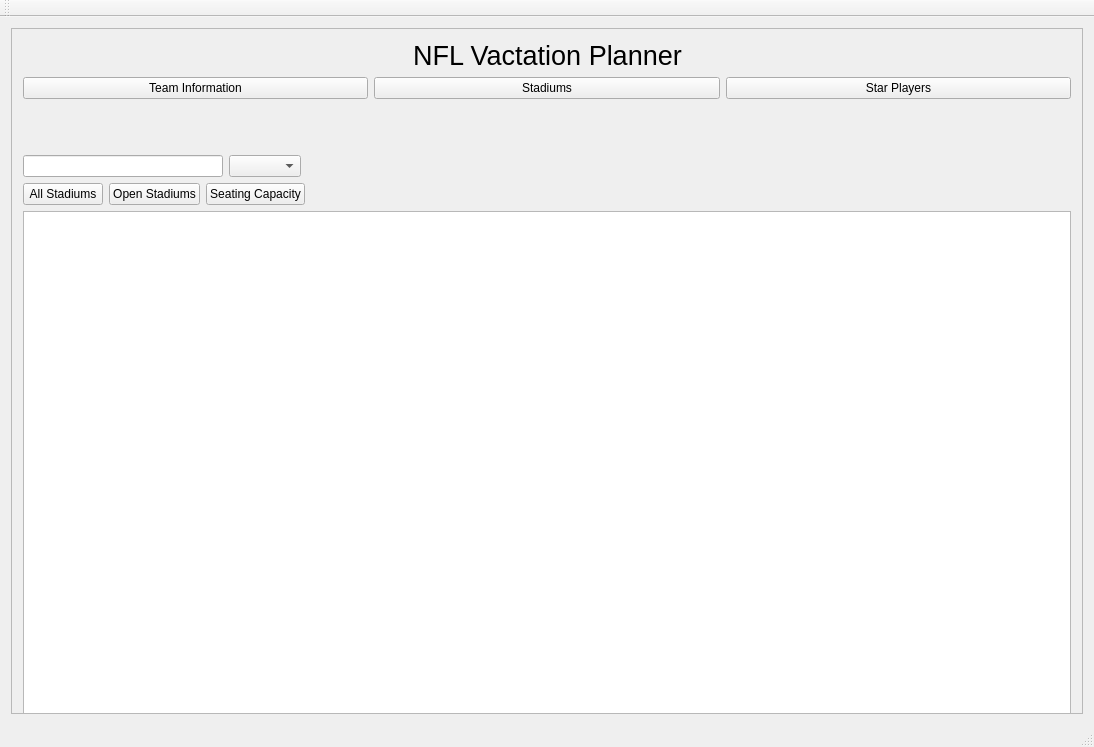
The window that mainwindow.ui (Cyriously1/NFLTour) describes before a commit, drawn with Qt 5.
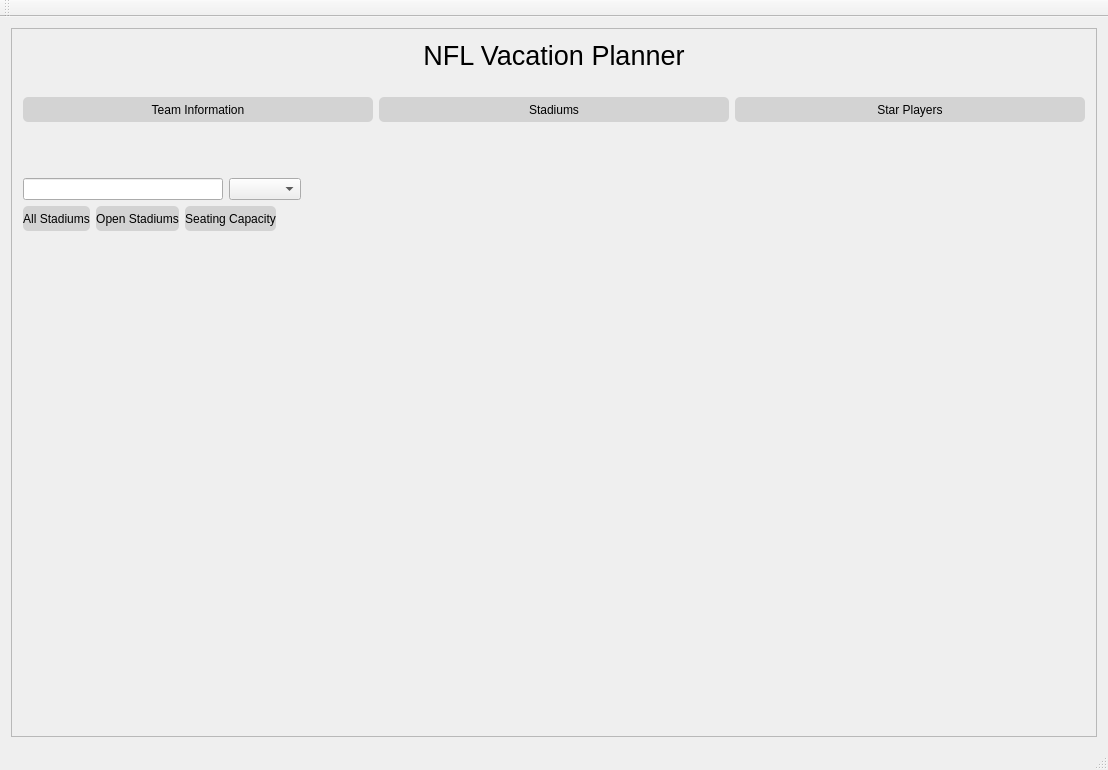
The same window after the commit. Icons and pictures are not drawn.

Commit message: main window ui

What changed in the file:
```diff
--- a/mainwindow.ui
+++ b/mainwindow.ui
@@ -6,13 +6,41 @@
    <rect>
     <x>0</x>
     <y>0</y>
-    <width>1094</width>
-    <height>747</height>
+    <width>1108</width>
+    <height>770</height>
    </rect>
   </property>
   <property name="windowTitle">
    <string>MainWindow</string>
   </property>
+  <property name="styleSheet">
+   <string notr="true">QTableWidget {
+	background: transparent;
+	border-radius: 4px;
+	font-weight: bold;
+	font-size: 10px;
+}
+
+QPushButton {
+	background: lightgray;
+	border-radius: 5px;
+	height: 25px;
+}
+
+QPushButton:hover {
+	background: darkgray;
+	color: white;
+	font-weight: bold;
+}
+
+QLabel#Label {
+	color: black;
+}
+
+QLabel#Label:hover {
+	color: rgba(120,135,180, 0.5);
+}</string>
+  </property>
   <widget class="QWidget" name="centralWidget">
    <layout class="QGridLayout" name="gridLayout">
     <item row="1" column="0">
@@ -31,8 +59,8 @@
         <rect>
          <x>0</x>
          <y>0</y>
-         <width>1074</width>
-         <height>830</height>
+         <width>1088</width>
+         <height>1343</height>
         </rect>
        </property>
        <layout class="QGridLayout" name="gridLayout_2">
@@ -61,7 +89,7 @@
                </font>
               </property>
               <property name="text">
-               <string>NFL Vactation Planner</string>
+               <string>NFL Vacation Planner</string>
               </property>
               <property name="alignment">
                <set>Qt::AlignCenter</set>
@@ -83,6 +111,31 @@
             </item>
            </layout>
           </item>
+          <item>
+           <widget class="QLabel" name="label_2">
+            <property name="sizePolicy">
+             <sizepolicy hsizetype="Expanding" vsizetype="Expanding">
+              <horstretch>0</horstretch>
+              <verstretch>0</verstretch>
+             </sizepolicy>
+            </property>
+            <property name="maximumSize">
+             <size>
+              <width>1050</width>
+              <height>500</height>
+             </size>
+            </property>
+            <property name="text">
+             <string/>
+            </property>
+            <property name="pixmap">
+             <pixmap resource="res.qrc">:/Res/Pics/MWBadass.jpg</pixmap>
+            </property>
+            <property name="scaledContents">
+             <bool>true</bool>
+            </property>
+           </widget>
+          </item>
           <item>
            <layout class="QHBoxLayout" name="horizontalLayout_3">
             <property name="sizeConstraint">
```
Left out of the diff: 8 changed lines with no effect on the pictures. The commit also changes 4 other files.
